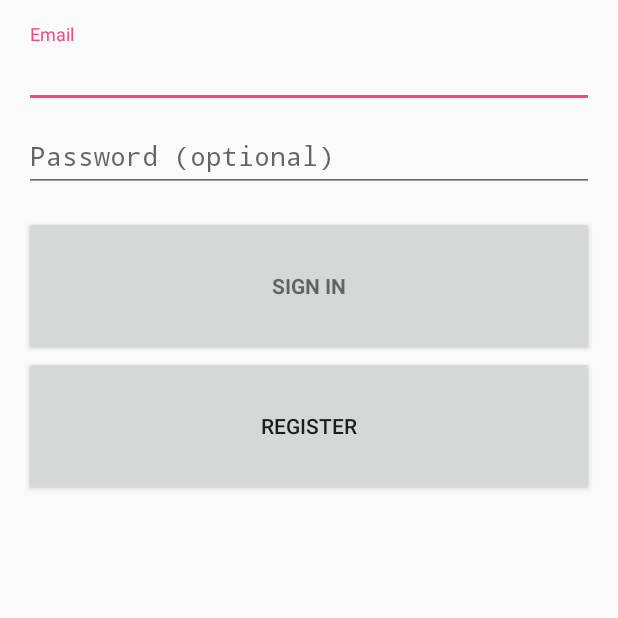
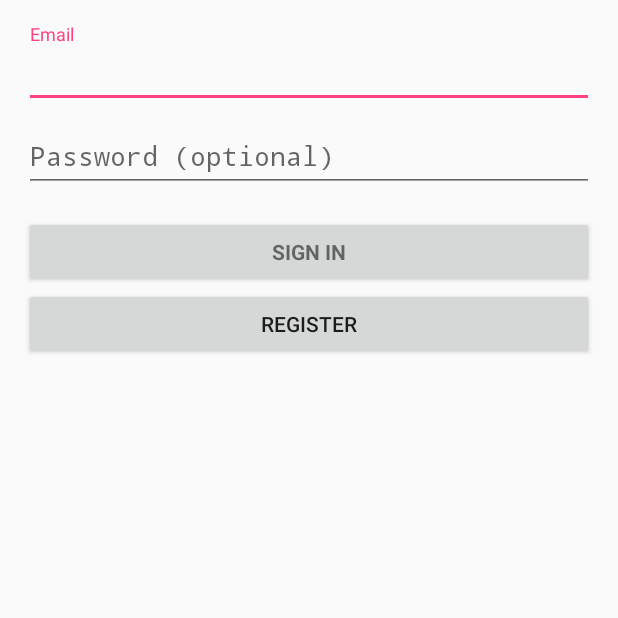
Before and after one commit to zgknoll/OurState, an Android app: the screen it shows after launch (LoginActivity), on a phone screen of 412 x 824 dp, the top half of it. Run offline under Robolectric (Android 15) with nearby library versions, the phone set to English and light mode, and no system bars; 2 statements that could not run were skipped.

Commit message:
Fixed some shit

```diff
--- a/app/src/main/res/layout/activity_login.xml
+++ b/app/src/main/res/layout/activity_login.xml
@@ -19,10 +19,15 @@
         android:layout_marginBottom="8dp"
         android:visibility="gone" />
 
+    <ScrollView
+        android:id="@+id/login_form"
+        android:layout_width="match_parent"
+        android:layout_height="match_parent">
+
         <LinearLayout
             android:id="@+id/email_login_form"
             android:layout_width="match_parent"
-        android:layout_height="match_parent"
+            android:layout_height="wrap_content"
             android:orientation="vertical"
             android:weightSum="1">
 
@@ -65,22 +70,17 @@
                 android:layout_width="match_parent"
                 android:layout_height="wrap_content"
                 android:layout_marginTop="16dp"
-            android:text="Sign in"
                 android:textStyle="bold"
-            android:layout_weight="0.08" />
+                android:layout_weight="0.08"
+                android:text="@string/action_sign_in_short" />
 
             <Button
                 android:layout_width="match_parent"
                 android:layout_height="wrap_content"
-            android:text="Register"
+                android:text="@string/action_register"
                 android:id="@+id/button"
                 android:layout_weight="0.08" />
 
         </LinearLayout>
-
-    <ScrollView
-        android:id="@+id/login_form"
-        android:layout_width="match_parent"
-        android:layout_height="match_parent">
     </ScrollView>
 </LinearLayout>
```
Also changed, not shown: app/src/main/java/bitsplease/ourstate/LoginActivity.java (+12 -20 lines). Lines whose indentation alone changed are shown as unchanged.
